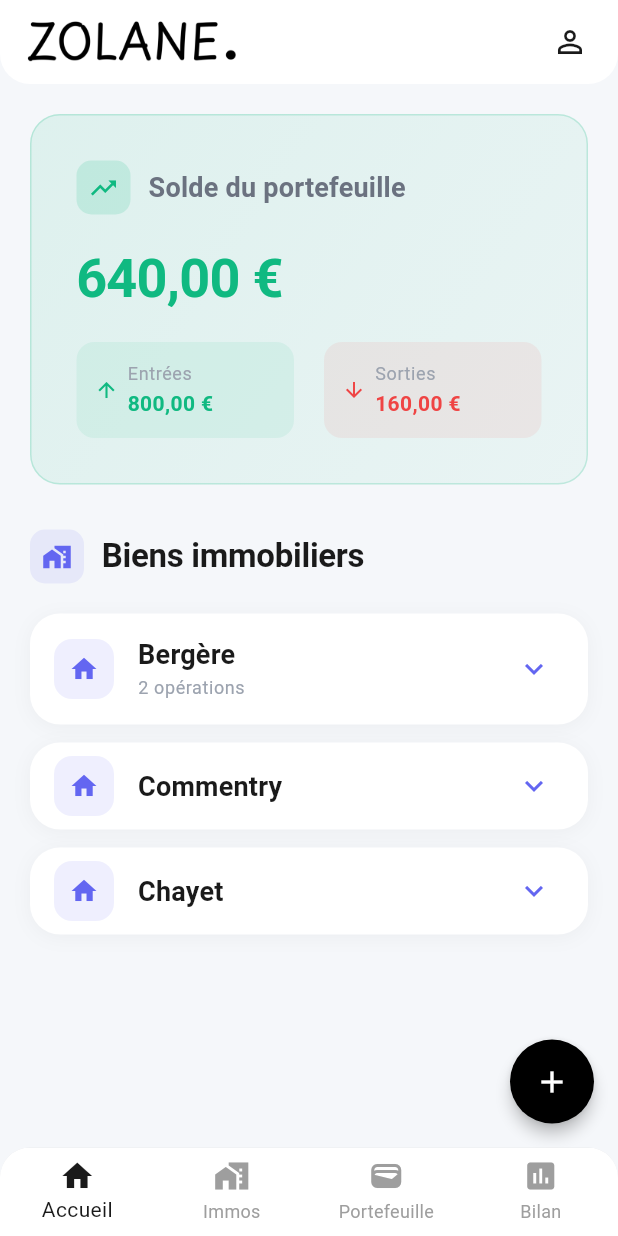
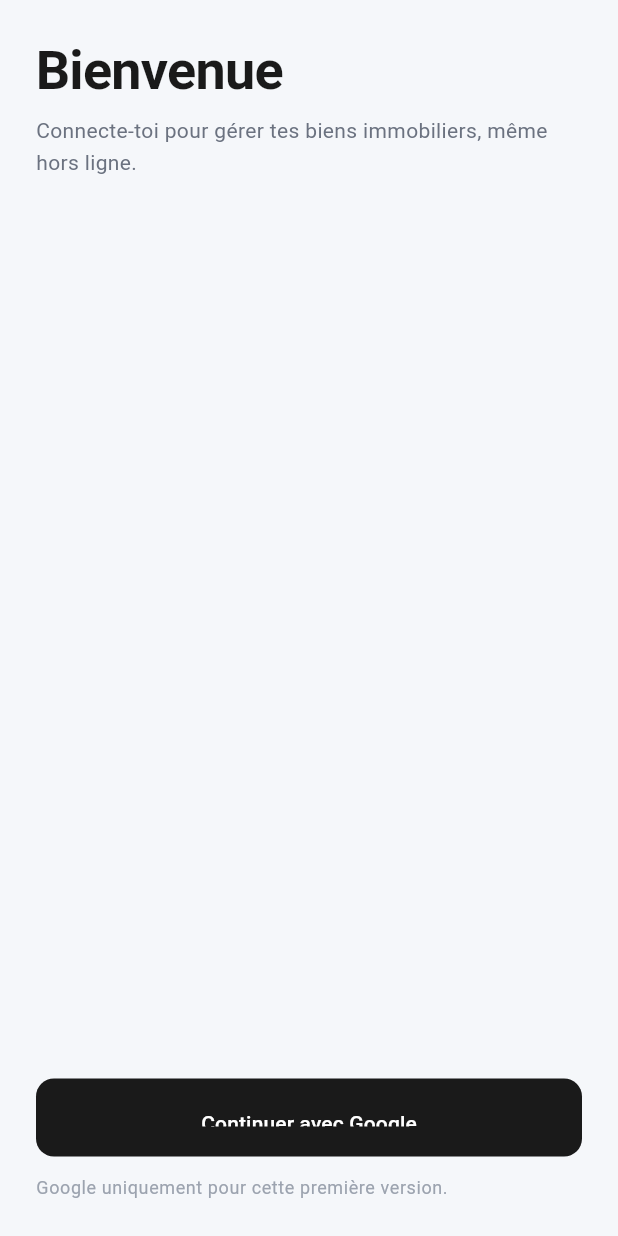
Before and after one commit to DMiyalu/zolane, a Flutter app: the screen it shows after launch, on a phone screen of 412 x 824 dp. Run offline on Flutter 3.47's test engine with Material 3 defaults, Android fonts, the phone set to English and light mode, and no system bars; our stand-ins replace equatable, firebase_auth, firebase_core, flutter_bloc, google_sign_in, image_picker and 1 more; accounts and stored records are empty.

Commit message:
feat: integrate Firebase authentication and Firestore
- Added Firebase dependencies in pubspec.yaml for core, auth, and Firestore.
- Implemented Firebase authentication with Google sign-in.
- Created local SQLite database for app data management.
- Developed authentication state management using Bloc.
- Added UI for sign-in and home shell pages.
- Configured Firebase options for Android and iOS platforms.
- Added necessary files for Firebase configuration (google-services.json, GoogleService-Info.plist).

```diff
--- /dev/null
+++ b/lib/app/app.dart
@@ -0,0 +1,96 @@
+import 'package:flutter/material.dart';
+import 'package:flutter_bloc/flutter_bloc.dart';
+
+import '../features/auth/domain/repositories/auth_repository.dart';
+import '../features/auth/presentation/cubit/auth_cubit.dart';
+import '../features/auth/presentation/pages/sign_in_page.dart';
+import '../features/home/presentation/pages/home_shell.dart';
+import '../theme/app_theme.dart';
+
+class ZolaneApp extends StatelessWidget {
+  final bool firebaseReady;
+  final AuthRepository authRepository;
+
+  const ZolaneApp({
+    super.key,
+    required this.firebaseReady,
+    required this.authRepository,
+  });
+
+  @override
+  Widget build(BuildContext context) {
+    return RepositoryProvider.value(
+      value: authRepository,
+      child: BlocProvider(
+        create: (context) => AuthCubit(context.read<AuthRepository>())..start(),
+        child: MaterialApp(
+          title: 'Zolane',
+          debugShowCheckedModeBanner: false,
+          theme: AppTheme.lightTheme,
+          home: _AppGate(firebaseReady: firebaseReady),
+        ),
+      ),
+    );
+  }
+}
+
+class _AppGate extends StatelessWidget {
+  final bool firebaseReady;
+
+  const _AppGate({required this.firebaseReady});
+
+  @override
+  Widget build(BuildContext context) {
+    return BlocBuilder<AuthCubit, AuthState>(
+      builder: (context, state) {
+        if (!firebaseReady) {
+          return const _FirebaseNotConfiguredPage();
+        }
+
+        return switch (state) {
+          AuthStateInitial() => const _SplashPage(),
+          AuthStateSignedOut() => const SignInPage(),
+          AuthStateSignedIn(:final user) => HomeShell(user: user),
+        };
+      },
+    );
+  }
+}
+
+class _SplashPage extends StatelessWidget {
+  const _SplashPage();
+
+  @override
+  Widget build(BuildContext context) {
+    return const Scaffold(body: Center(child: CircularProgressIndicator()));
+  }
+}
+
+class _FirebaseNotConfiguredPage extends StatelessWidget {
+  const _FirebaseNotConfiguredPage();
+
+  @override
+  Widget build(BuildContext context) {
+    return Scaffold(
+      body: SafeArea(
+        child: Padding(
+          padding: const EdgeInsets.all(24),
+          child: Column(
+            crossAxisAlignment: CrossAxisAlignment.start,
+            children: [
+              Text(
+                'Firebase non configuré',
+                style: Theme.of(context).textTheme.headlineMedium,
+              ),
+              const SizedBox(height: 12),
+              Text(
+                "Ajoute la config Firebase (Android: google-services.json, iOS: GoogleService-Info.plist), puis relance l'app.",
+                style: Theme.of(context).textTheme.bodyMedium,
+              ),
+            ],
+          ),
+        ),
+      ),
+    );
+  }
+}
--- /dev/null
+++ b/lib/features/auth/domain/entities/app_user.dart
@@ -0,0 +1,13 @@
+class AppUser {
+  final String uid;
+  final String? email;
+  final String? displayName;
+  final String? photoUrl;
+
+  const AppUser({
+    required this.uid,
+    required this.email,
+    required this.displayName,
+    required this.photoUrl,
+  });
+}
--- /dev/null
+++ b/lib/features/auth/domain/repositories/auth_repository.dart
@@ -0,0 +1,9 @@
+import '../entities/app_user.dart';
+
+abstract interface class AuthRepository {
+  Stream<AppUser?> authStateChanges();
+
+  Future<void> signInWithGoogle();
+
+  Future<void> signOut();
+}
--- /dev/null
+++ b/lib/features/auth/presentation/cubit/auth_cubit.dart
@@ -0,0 +1,52 @@
+import 'dart:async';
+
+import 'package:flutter_bloc/flutter_bloc.dart';
+
+import '../../domain/entities/app_user.dart';
+import '../../domain/repositories/auth_repository.dart';
+
+sealed class AuthState {
+  const AuthState();
+}
+
+class AuthStateInitial extends AuthState {
+  const AuthStateInitial();
+}
+
+class AuthStateSignedOut extends AuthState {
+  const AuthStateSignedOut();
+}
+
+class AuthStateSignedIn extends AuthState {
+  final AppUser user;
+
+  const AuthStateSignedIn(this.user);
+}
+
+class AuthCubit extends Cubit<AuthState> {
+  final AuthRepository _authRepository;
+  StreamSubscription<AppUser?>? _sub;
+
+  AuthCubit(this._authRepository) : super(const AuthStateInitial());
+
+  void start() {
+    _sub?.cancel();
+    _sub = _authRepository.authStateChanges().listen((user) {
+      if (user == null) {
+        emit(const AuthStateSignedOut());
+      } else {
+        emit(AuthStateSignedIn(user));
+      }
+    });
+  }
+
+  Future<void> signInWithGoogle() => _authRepository.signInWithGoogle();
+
+  Future<void> signOut() => _authRepository.signOut();
+
+  @override
+  Future<void> close() async {
+    await _sub?.cancel();
+    return super.close();
+  }
+}
--- /dev/null
+++ b/lib/features/auth/presentation/pages/sign_in_page.dart
@@ -0,0 +1,56 @@
+import 'package:flutter/material.dart';
+import 'package:flutter_bloc/flutter_bloc.dart';
+
+import '../cubit/auth_cubit.dart';
+
+class SignInPage extends StatelessWidget {
+  const SignInPage({super.key});
+
+  @override
+  Widget build(BuildContext context) {
+    return Scaffold(
+      body: SafeArea(
+        child: Padding(
+          padding: const EdgeInsets.all(24),
+          child: Column(
+            crossAxisAlignment: CrossAxisAlignment.start,
+            children: [
+              Text(
+                'Bienvenue',
+                style: Theme.of(context).textTheme.headlineLarge,
+              ),
+              const SizedBox(height: 8),
+              Text(
+                "Connecte-toi pour gérer tes biens immobiliers, même hors ligne.",
+                style: Theme.of(context).textTheme.bodyMedium,
+              ),
+              const Spacer(),
+              SizedBox(
+                width: double.infinity,
+                height: 52,
+                child: ElevatedButton(
+                  onPressed: () async {
+                    try {
+                      await context.read<AuthCubit>().signInWithGoogle();
+                    } catch (e) {
+                      if (!context.mounted) return;
+                      ScaffoldMessenger.of(context).showSnackBar(
+                        SnackBar(content: Text('Connexion impossible: $e')),
+                      );
+                    }
+                  },
+                  child: const Text('Continuer avec Google'),
+                ),
+              ),
+              const SizedBox(height: 12),
+              Text(
+                'Google uniquement pour cette première version.',
+                style: Theme.of(context).textTheme.bodySmall,
+              ),
+            ],
+          ),
+        ),
+      ),
+    );
+  }
+}
--- a/lib/main.dart
+++ b/lib/main.dart
@@ -1,151 +1,15 @@
 import 'package:flutter/material.dart';
-import 'package:flutter_bloc/flutter_bloc.dart';
-import 'package:flutter_localizations/flutter_localizations.dart';
-import 'data/enums.dart';
-import 'data/models.dart';
-import 'logic/wallet_cubit.dart';
-import 'logic/ui_cubit.dart';
-import 'logic/profile_cubit.dart';
-import 'theme/app_theme.dart';
-import 'views/home_page.dart';
-import 'views/immos_page.dart';
-import 'views/wallet_page.dart';
-import 'views/summary_page.dart';
 
-void main() {
-  runApp(const MyApp());
+import 'app/app.dart';
+import 'app/bootstrap.dart';
+
+Future<void> main() async {
+  final result = await AppBootstrap.init();
+
+  runApp(
+    ZolaneApp(
+      firebaseReady: result.firebaseReady,
+      authRepository: result.authRepository,
+    ),
+  );
 }
-
-class MyApp extends StatelessWidget {
-  const MyApp({super.key});
-
-  @override
-  Widget build(BuildContext context) {
-    return MultiBlocProvider(
-      providers: [
-        BlocProvider(create: (_) => WalletCubit().._initializeDemoData()),
-        BlocProvider(create: (_) => UiCubit()),
-        BlocProvider(create: (_) => ProfileCubit()),
-      ],
-      child: MaterialApp(
-        title: 'Zolane',
-        theme: AppTheme.lightTheme,
-        debugShowCheckedModeBanner: false,
-        localizationsDelegates: const [
-          GlobalMaterialLocalizations.delegate,
-          GlobalWidgetsLocalizations.delegate,
-          GlobalCupertinoLocalizations.delegate,
-        ],
-        supportedLocales: const [
-          Locale('fr', 'FR'),
-        ],
-        home: const MainNavigation(),
-      ),
-    );
-  }
-}
-
-class MainNavigation extends StatefulWidget {
-  const MainNavigation({super.key});
-
-  @override
-  State<MainNavigation> createState() => _MainNavigationState();
-}
-
-class _MainNavigationState extends State<MainNavigation> {
-  int _currentIndex = 0;
-
-  final List<Widget> _pages = const [
-    HomePage(),
-    ImmosPage(),
-    WalletPage(),
-    SummaryPage(),
-  ];
-
-  @override
-  Widget build(BuildContext context) {
-    return Scaffold(
-      body: IndexedStack(
-        index: _currentIndex,
-        children: _pages,
-      ),
-      bottomNavigationBar: ClipRRect(
-        borderRadius: const BorderRadius.vertical(
-          top: Radius.circular(AppTheme.cardRadius),
-        ),
-        child: Container(
-          decoration: BoxDecoration(
-            boxShadow: [
-              BoxShadow(
-                color: Colors.black.withOpacity(0.1),
-                blurRadius: 10,
-                offset: const Offset(0, -5),
-              ),
-            ],
-          ),
-          child: BottomNavigationBar(
-            currentIndex: _currentIndex,
-            onTap: (index) {
-              setState(() {
-                _currentIndex = index;
-              });
-            },
-            type: BottomNavigationBarType.fixed,
-            selectedItemColor: AppTheme.primaryColor,
-            unselectedItemColor: Colors.grey,
-            backgroundColor: AppTheme.cardColor,
-            elevation: 0,
-            items: const [
-              BottomNavigationBarItem(
-                icon: Icon(Icons.home),
-                label: 'Accueil',
-              ),
-              BottomNavigationBarItem(
-                icon: Icon(Icons.home_work),
-                label: 'Immos',
-              ),
-              BottomNavigationBarItem(
-                icon: Icon(Icons.wallet),
-                label: 'Portefeuille',
-              ),
-              BottomNavigationBarItem(
-                icon: Icon(Icons.assessment),
-                label: 'Bilan',
-              ),
-            ],
-          ),
-        ),
-      ),
-    );
-  }
-}
-
-extension WalletCubitDemo on WalletCubit {
-  void _initializeDemoData() {
-    // Entry: source=immo + property=bergere + amount=800 + note="Loyer novembre"
-    addEntry(WalletEntry(
-      source: EntrySource.immo,
-      property: ImmoProperty.bergere,
-      amount: 800,
-      note: 'Loyer novembre',
-      date: DateTime.now().subtract(const Duration(days: 5)),
-    ));
-
-    // Expense: type=chargesImmo + property=bergere + immoReason=electricite + amount=120
-    addExpense(WalletExpense(
-      type: ExpenseType.chargesImmo,
-      property: ImmoProperty.bergere,
-      immoReason: ImmoChargeReason.electricite,
-      amount: 120,
-      date: DateTime.now().subtract(const Duration(days: 3)),
-    ));
-
-    // Expense: type=personnelle + personalReason=transport + amount=40
-    addExpense(WalletExpense(
-      type: ExpenseType.personnelle,
-      personalReason: PersonalReason.transport,
-      amount: 40,
-      date: DateTime.now().subtract(const Duration(days: 1)),
-    ));
-  }
-}
```
Also changed, not shown: lib/app/bootstrap.dart (added, +52 -0 lines), lib/core/local_db/app_database.dart (added, +66 -0 lines), lib/features/auth/data/datasources/firebase_auth_datasource.dart (added, +32 -0 lines), lib/features/auth/data/repositories/auth_repository_impl.dart (added, +48 -0 lines), lib/features/home/presentation/pages/home_shell.dart (added, +24 -0 lines), lib/views/home_page.dart (+7 -16 lines), lib/views/wallet_page.dart (+50 -47 lines), pubspec.yaml (+17 -0 lines), firebase.json (added), lib/firebase_options.dart (added), pubspec.lock, 11 other files.
